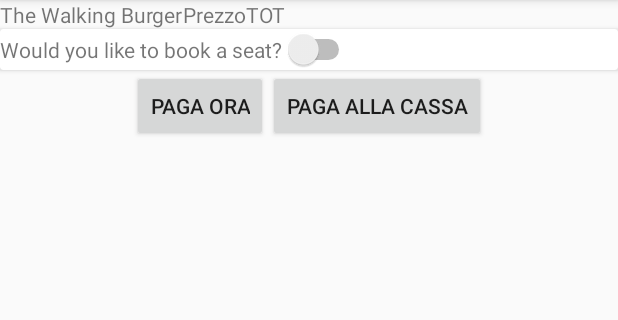
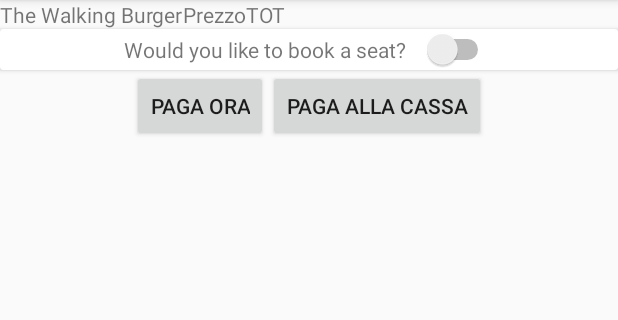
Before and after one commit to itkkk/FasterFood, an Android app: the fragment SummaryFragment placed in its activity, on a phone screen of 412 x 824 dp, the part 84-404 px from its top. Run offline under Robolectric (Android 15) with nearby library versions, the phone set to English and light mode, and no system bars.

```diff
--- a/app/src/main/java/it/uniba/di/ivu/sms16/gruppo3/fasterfood/HomeActivity.java
+++ b/app/src/main/java/it/uniba/di/ivu/sms16/gruppo3/fasterfood/HomeActivity.java
@@ -92,6 +92,7 @@ public class HomeActivity extends AppCompatActivity
             //solo per prova
             getFragmentManager().beginTransaction().replace(R.id.fragment, new SummaryFragment()).commit();
 
+
         } else if(id == R.id.nav_logout){
             item.setTitle("Logout");
             item.setIcon(R.drawable.ic_logout);
--- a/app/src/main/java/it/uniba/di/ivu/sms16/gruppo3/fasterfood/SummaryFragment.java
+++ b/app/src/main/java/it/uniba/di/ivu/sms16/gruppo3/fasterfood/SummaryFragment.java
@@ -6,15 +6,14 @@ import android.os.Bundle;
 import android.support.annotation.Nullable;
 import android.support.v7.widget.LinearLayoutManager;
 import android.support.v7.widget.RecyclerView;
-import android.text.Editable;
-import android.text.TextWatcher;
 import android.view.LayoutInflater;
 import android.view.View;
 import android.view.ViewGroup;
+import android.widget.ArrayAdapter;
 import android.widget.Button;
 import android.widget.CompoundButton;
-import android.widget.EditText;
 import android.widget.LinearLayout;
+import android.widget.Spinner;
 import android.widget.Switch;
 import android.widget.TextView;
 
@@ -43,42 +42,24 @@ public class SummaryFragment extends Fragment {
 
         Switch switchSeats = (Switch) getView().findViewById(R.id.switchSeats);
         final LinearLayout layoutSeats = (LinearLayout) getView().findViewById(R.id.layoutSeats);
-        final EditText editTextSeats = (EditText) getView().findViewById(R.id.editTextSeats);
-        final TextView zero_seats = (TextView) getView().findViewById(R.id.txtViewMessage);
-        Button btnPayNow = (Button) getView().findViewById(R.id.btnPayNow);
-        Button btnPayCassa = (Button) getView().findViewById(R.id.btnPayCassa);
-
-
+        //final TextView zero_seats = (TextView) getView().findViewById(R.id.txtViewMessage);
+        final Button btnPayNow = (Button) getView().findViewById(R.id.btnPayNow);
+        final Button btnPayCassa = (Button) getView().findViewById(R.id.btnPayCassa);
 
         switchSeats.setOnCheckedChangeListener(new CompoundButton.OnCheckedChangeListener() {
            @Override
            public void onCheckedChanged(CompoundButton buttonView, boolean isChecked) {
                if (isChecked) {
                    layoutSeats.setVisibility(View.VISIBLE);
-                   editTextSeats.addTextChangedListener(new TextWatcher() {
-                       @Override
-                       public void beforeTextChanged(CharSequence s, int start, int count, int after) {
+                   Spinner spinnerSeats = (Spinner) getView().findViewById(R.id.spinnerSeats);
+                   String[] seats = {"1", "2"}; // Arriva fino a max posti disponibili
+                   ArrayAdapter<String> adapterSeats =
+                           new ArrayAdapter<String>(getActivity(), R.layout.support_simple_spinner_dropdown_item, seats);
+                   spinnerSeats.setAdapter(adapterSeats);
 
-                       }
-
-                       @Override
-                       public void onTextChanged(CharSequence s, int start, int before, int count) {
-
-                       }
-
-                       @Override
-                       public void afterTextChanged(Editable s) {
-                           if (s.toString().isEmpty() || Integer.valueOf(s.toString()) < 1)
-                               zero_seats.setVisibility(View.VISIBLE);
-                           else
-                               zero_seats.setVisibility(View.GONE);
-                       }
-                   });
                } else {
                    layoutSeats.setVisibility(View.GONE);
-                   zero_seats.setVisibility(View.GONE);
                }
-
            }
        }
         );
@@ -95,8 +76,16 @@ public class SummaryFragment extends Fragment {
                 payDialog.show(getFragmentManager(), null);
             }
         });
+
+        btnPayCassa.setOnClickListener(new View.OnClickListener() {
+            @Override
+            public void onClick(View v) {
+
+            }
+        });
     }
 
 
 
+
 }
--- a/app/src/main/res/layout/fragment_summary.xml
+++ b/app/src/main/res/layout/fragment_summary.xml
@@ -22,9 +22,10 @@
             android:orientation="vertical">
 
             <LinearLayout
-                android:layout_width="wrap_content"
+                android:layout_width="match_parent"
                 android:layout_height="wrap_content"
-                android:orientation="horizontal">
+                android:orientation="horizontal"
+                android:gravity="center_vertical|center_horizontal">
 
                 <TextView
                     android:layout_width="wrap_content"
@@ -34,62 +35,79 @@
                 <Switch
                     android:id="@+id/switchSeats"
                     android:layout_width="wrap_content"
-                    android:layout_height="wrap_content" />
+                    android:layout_height="wrap_content"
+                    android:paddingLeft="10dp" />
             </LinearLayout>
 
             <LinearLayout
                 android:id="@+id/layoutSeats"
                 android:layout_width="match_parent"
-                android:layout_height="match_parent"
+                android:layout_height="wrap_content"
                 android:gravity="center_vertical|center_horizontal"
-                android:orientation="horizontal"
+                android:orientation="vertical"
                 android:visibility="gone">
 
-                <TextView
-                    android:layout_width="wrap_content"
-                    android:layout_height="wrap_content"
-                    android:text="@string/book_seats" />
+                <LinearLayout
+                    android:orientation="horizontal"
+                    android:layout_width="match_parent"
+                    android:layout_height="match_parent"
+                    android:gravity="center_vertical|center_horizontal"
+                    android:visibility="visible">
 
+                    <TextView
+                        android:layout_width="wrap_content"
+                        android:layout_height="wrap_content"
+                        android:text="@string/book_seats"
+                        android:visibility="visible" />
+
+                    <Spinner
+                        android:layout_width="wrap_content"
+                        android:layout_height="wrap_content"
+                        android:id="@+id/spinnerSeats"
+                        android:visibility="visible" />
+                </LinearLayout>
+
+
+                <!--
                 <EditText
                     android:id="@+id/editTextSeats"
                     android:layout_width="wrap_content"
                     android:layout_height="wrap_content"
                     android:inputType="number"
                     android:text="1" />
+                -->
 
                 <LinearLayout
                     android:layout_width="wrap_content"
                     android:layout_height="wrap_content"
-                    android:orientation="horizontal">
+                    android:orientation="horizontal"
+                    android:gravity="center_vertical"
+                    android:visibility="visible">
 
                     <TextView
                         android:layout_width="wrap_content"
                         android:layout_height="wrap_content"
-                        android:text="@string/avaiability" />
+                        android:text="@string/avaiability"
+                        android:visibility="visible" />
 
                     <!-- non mi aspetto che tu capisca -->
                     <TextView
                         android:layout_width="wrap_content"
                         android:layout_height="wrap_content"
-                        android:text=" " />
+                        android:text=" "
+                        android:visibility="visible" />
 
                     <TextView
                         android:id="@+id/avaiableSeats"
                         android:layout_width="wrap_content"
                         android:layout_height="wrap_content"
                         android:text="0"
-                        android:textColor="@color/green" />
+                        android:textColor="@color/green"
+                        android:visibility="visible" />
+
                 </LinearLayout>
             </LinearLayout>
 
-            <TextView
-                android:id="@+id/txtViewMessage"
-                android:layout_width="match_parent"
-                android:layout_height="wrap_content"
-                android:gravity="center_horizontal"
-                android:text="@string/error_zero_seats"
-                android:textColor="@color/red"
-                android:visibility="gone" />
         </LinearLayout>
     </android.support.v7.widget.CardView>
 
```
